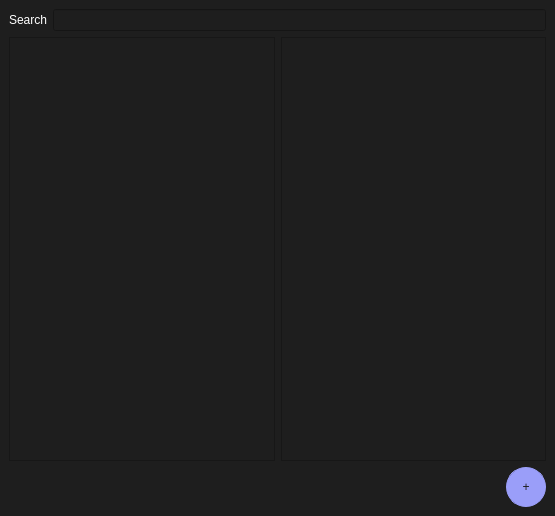
Qt form ui/main.ui (MarwanMagdy0/EHelper) before a commit.
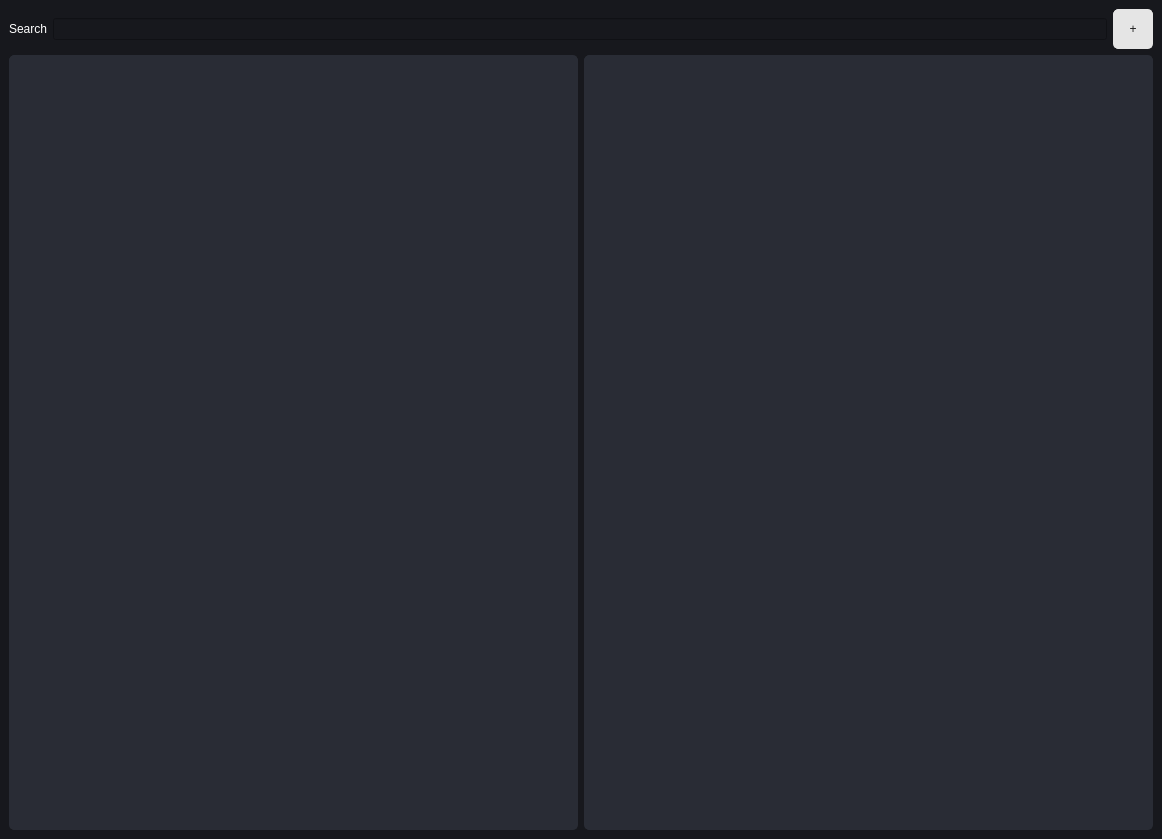
The same form after that commit.

Commit message: confirming the new ui for all other ui files, fix some internet related issues to check first if there is an internet connection, add search bar functionality, add play audio button to the translator

```diff
--- a/ui/main.ui
+++ b/ui/main.ui
@@ -6,8 +6,8 @@
    <rect>
     <x>0</x>
     <y>0</y>
-    <width>555</width>
-    <height>516</height>
+    <width>1162</width>
+    <height>839</height>
    </rect>
   </property>
   <property name="windowTitle">
@@ -15,15 +15,23 @@
   </property>
   <property name="styleSheet">
    <string notr="true">* {
-	background-color: #1e1e1e;
+	font: 63 20pt &quot;DejaVu Sans Mono&quot;;
+	background-color: #17181d;
 	color: #ffffff;
 }
+
+QListWidget {
+background-color: #292c35;
+border: 1px solid #292c35;
+border-radius: 5px;
+}
+
 QPushButton {
 	font: 63 20pt &quot;DejaVu Sans Mono&quot;;
-	background-color: #9a9ef9;
-	border: 1px solid #9a9ef9;
-	border-radius: 20px;
-	color: #FFFFFF;
+	background-color: #e5e5e5;
+	border: 1px solid #e5e5e5;
+	border-radius: 5px;
+	color: #17181d;
 }
 QPushButton:hover {
     border-radius:20px;
@@ -33,8 +41,10 @@
 }
 
 QPushButton:disabled {
+	border-radius:5px;
+	border: 1px solid gray;
     background-color: gray;
-    color: white;
+    color: 17181d;
 }
 
 QPushButton:pressed {
@@ -42,6 +52,7 @@
 	background-color: rgb(85, 0, 255);
     color: white;
 }
+
 QHeaderView::section {
  background-color: #303030;
 border:none;
@@ -73,13 +84,43 @@
      <layout class="QHBoxLayout" name="horizontalLayout">
       <item>
        <widget class="QLabel" name="label">
+        <property name="styleSheet">
+         <string notr="true"/>
+        </property>
         <property name="text">
          <string>Search</string>
         </property>
        </widget>
       </item>
       <item>
-       <widget class="QLineEdit" name="search_line"/>
+       <widget class="QLineEdit" name="search_line">
+        <property name="styleSheet">
+         <string notr="true"/>
+        </property>
+       </widget>
+      </item>
+      <item>
+       <widget class="QPushButton" name="add_button">
+        <property name="minimumSize">
+         <size>
+          <width>40</width>
+          <height>40</height>
+         </size>
+        </property>
+        <property name="maximumSize">
+         <size>
+          <width>40</width>
+          <height>40</height>
+         </size>
+        </property>
+        <property name="styleSheet">
+         <string notr="true">color: rgb(30, 30, 30);
+font: 17pt &quot;JetBrains Mono&quot;;</string>
+        </property>
+        <property name="text">
+         <string>+</string>
+        </property>
+       </widget>
       </item>
      </layout>
     </item>
@@ -152,46 +193,6 @@
       </item>
      </layout>
     </item>
-    <item>
-     <layout class="QHBoxLayout" name="horizontalLayout_3">
-      <item>
-       <spacer name="horizontalSpacer">
-        <property name="orientation">
-         <enum>Qt::Horizontal</enum>
-        </property>
-        <property name="sizeHint" stdset="0">
-         <size>
-          <width>40</width>
-          <height>20</height>
-         </size>
-        </property>
-       </spacer>
-      </item>
-      <item>
-       <widget class="QPushButton" name="add_button">
-        <property name="minimumSize">
-         <size>
-          <width>40</width>
-          <height>40</height>
-         </size>
-        </property>
-        <property name="maximumSize">
-         <size>
-          <width>40</width>
-          <height>40</height>
-         </size>
-        </property>
-        <property name="styleSheet">
-         <string notr="true">color: rgb(30, 30, 30);
-font: 17pt &quot;JetBrains Mono&quot;;</string>
-        </property>
-        <property name="text">
-         <string>+</string>
-        </property>
-       </widget>
-      </item>
-     </layout>
-    </item>
    </layout>
   </widget>
  </widget>
```
Left out of the diff: 15 changed lines with no effect on the pictures. The commit also changes 5 other files.
